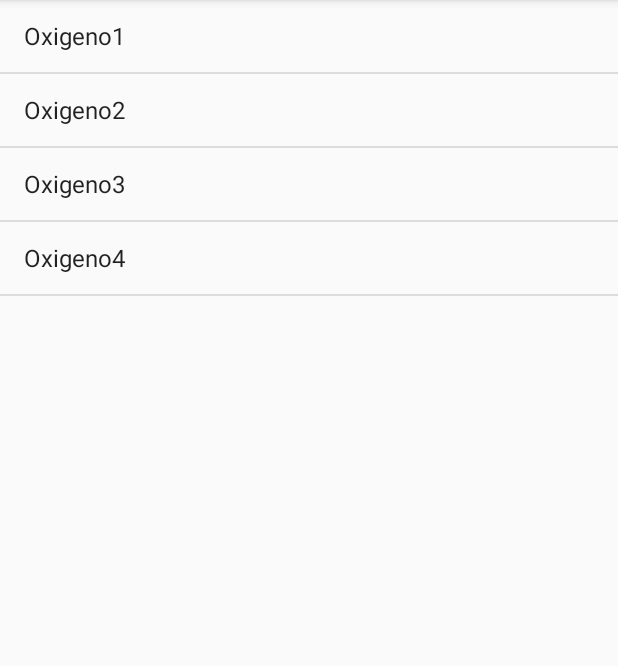
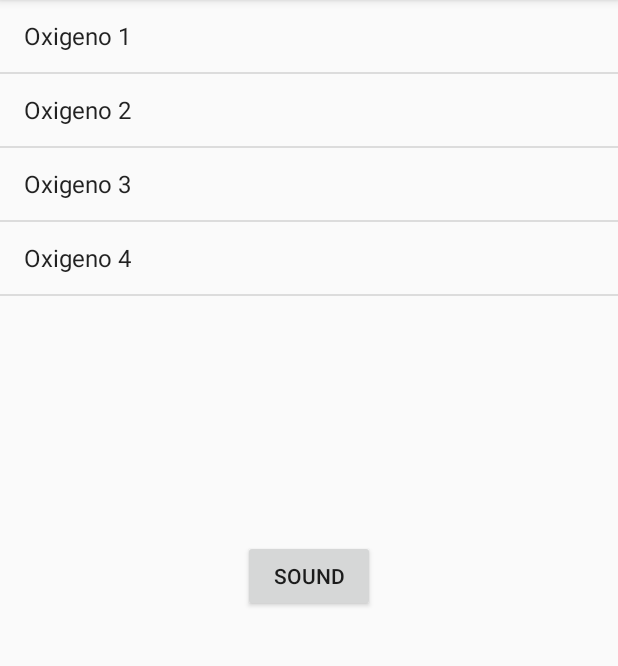
Before and after one commit to MikeNotu/TablaPeriodicaSSNew, an Android app: the screen it shows after launch (MainActivity), on a phone screen of 412 x 824 dp, the part 84-750 px from its top. Run offline under Robolectric (Android 15) with nearby library versions, the phone set to English and light mode, and no system bars.

Commit message:
Listview with sound

```diff
--- a/app/src/main/java/com/bateman/tablaperiodica/MainActivity.java
+++ b/app/src/main/java/com/bateman/tablaperiodica/MainActivity.java
@@ -1,8 +1,12 @@
 package com.bateman.tablaperiodica;
 
+import android.media.MediaPlayer;
 import android.support.v7.app.AppCompatActivity;
 import android.os.Bundle;
+import android.view.View;
+import android.widget.AdapterView;
 import android.widget.ArrayAdapter;
+import android.widget.Button;
 import android.widget.ListView;
 
 import java.util.ArrayList;
@@ -11,6 +15,7 @@ public class MainActivity extends AppCompatActivity {
 
 
     ListView listView;
+    private Button buttonAudio;
 
     @Override
     protected void onCreate(Bundle savedInstanceState) {
@@ -21,13 +26,35 @@ public class MainActivity extends AppCompatActivity {
 
         ArrayList<String> arrayList=new ArrayList<>();
 
-        arrayList.add("Oxigeno1");
-        arrayList.add("Oxigeno2");
-        arrayList.add("Oxigeno3");
-        arrayList.add("Oxigeno4");
+        arrayList.add("Oxigeno 1");
+        arrayList.add("Oxigeno 2");
+        arrayList.add("Oxigeno 3");
+        arrayList.add("Oxigeno 4");
 
         ArrayAdapter arrayAdapter=new ArrayAdapter(this,android.R.layout.simple_list_item_1,arrayList);
 
+        final MediaPlayer mediaPlayer = MediaPlayer.create(this,R.raw.notification_sound_effect);
+        final MediaPlayer mediaPlayer2 = MediaPlayer.create(this,R.raw.notification_sound_effect2);
+
         listView.setAdapter((arrayAdapter));
+        listView.setOnItemClickListener(new AdapterView.OnItemClickListener() {
+            @Override
+            public void onItemClick(AdapterView<?> adapterView, View view, int i, long l) {
+                if (i == 0){
+                    mediaPlayer.start();
+                }
+                if (i==2){
+                    mediaPlayer2.start();
+                }
+            }
+        });
+        buttonAudio = findViewById(R.id.buttonAudio);
+
+        buttonAudio.setOnClickListener(new View.OnClickListener() {
+            @Override
+            public void onClick(View view) {
+                mediaPlayer.start();
+            }
+        });
     }
 }
--- a/app/src/main/res/layout/activity_main.xml
+++ b/app/src/main/res/layout/activity_main.xml
@@ -6,9 +6,17 @@
     android:layout_height="match_parent"
     tools:context=".MainActivity">
 
-
     <ListView
         android:id="@+id/listview"
         android:layout_width="match_parent"
-        android:layout_height="match_parent" />
+        android:layout_height="250dp" />
+
+    <Button
+        android:id="@+id/buttonAudio"
+        android:layout_centerInParent="true"
+        android:layout_width="wrap_content"
+        android:layout_height="wrap_content"
+        android:text="sound">
+
+    </Button>
 </RelativeLayout>
--- a/build.gradle
+++ b/build.gradle
@@ -5,7 +5,7 @@ buildscript {
         jcenter()
     }
     dependencies {
-        classpath "com.android.tools.build:gradle:4.1.0"
+        classpath 'com.android.tools.build:gradle:4.2.2'
 
         // NOTE: Do not place your application dependencies here; they belong
         // in the individual module build.gradle files
```
Also changed, not shown: app/src/main/java/com/bateman/tablaperiodica/prueba.java (deleted), gradle/wrapper/gradle-wrapper.properties, 2 other files.
